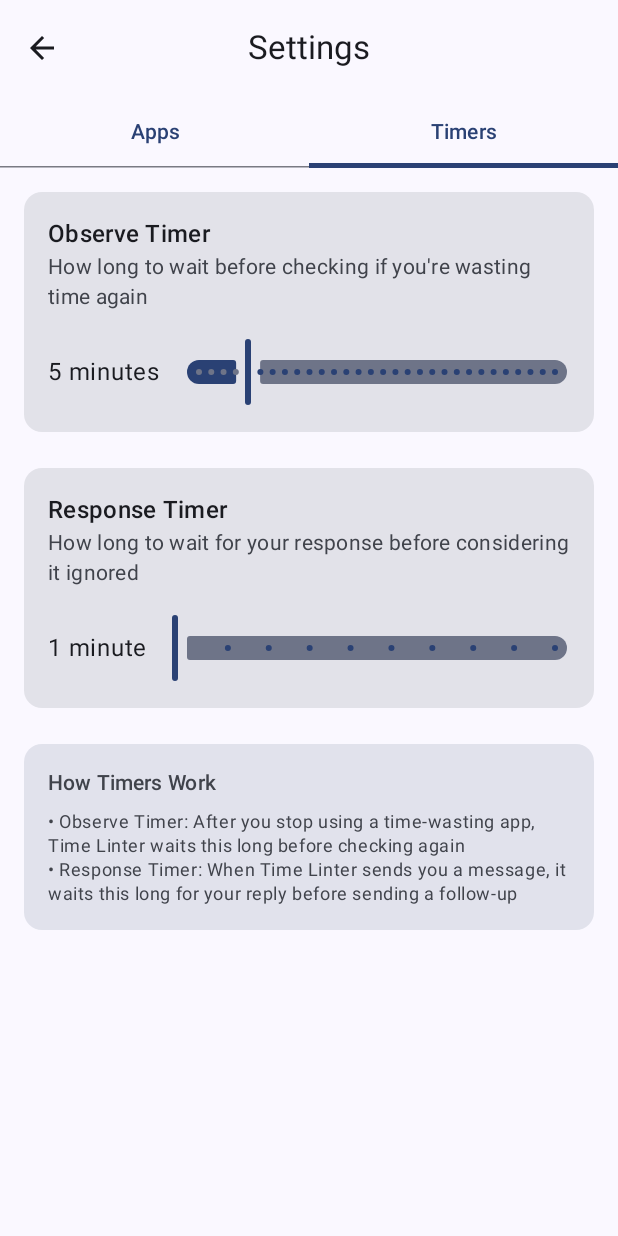
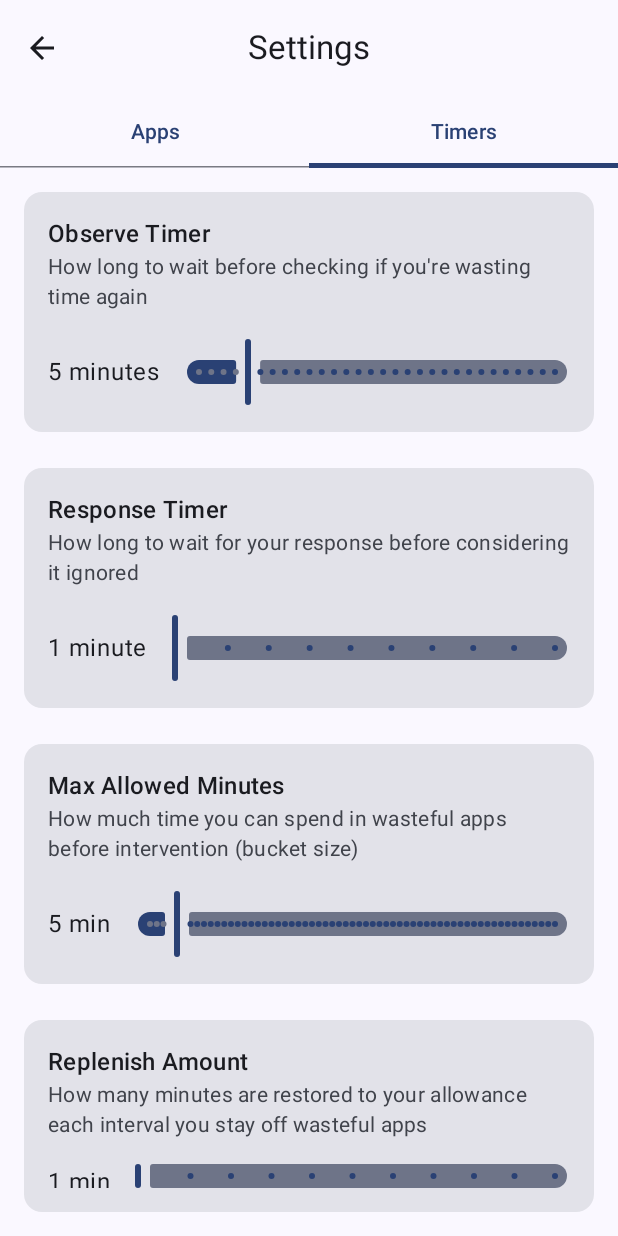
Before and after one commit to Fdondi/distraction-linter, an Android app built with Jetpack Compose: the composable SettingsScreen shown on its own in the app's theme, tab 2 chosen, on a phone screen of 412 x 824 dp. Run offline under Robolectric (Android 15) with nearby library versions, the phone set to English and light mode, and no system bars.

Commit message:
add more refined timer management

```diff
--- a/app/src/main/java/com/example/timelinter/SettingsManager.kt
+++ b/app/src/main/java/com/example/timelinter/SettingsManager.kt
@@ -11,6 +11,17 @@ object SettingsManager {
     // Default values
     private const val DEFAULT_OBSERVE_TIMER_MINUTES = 5
     private const val DEFAULT_RESPONSE_TIMER_MINUTES = 1
+
+    // Threshold bucket settings
+    private const val MAX_THRESHOLD_MINUTES_KEY = "max_threshold_minutes"
+    private const val REPLENISH_INTERVAL_MINUTES_KEY = "replenish_interval_minutes" // How often (in minutes) to replenish
+    private const val REPLENISH_AMOUNT_MINUTES_KEY = "replenish_amount_minutes"      // How many minutes to replenish each interval
+    private const val THRESHOLD_REMAINING_MS_KEY = "threshold_remaining_ms"           // Internal token bucket storage (ms)
+
+    // Defaults
+    private const val DEFAULT_MAX_THRESHOLD_MINUTES = 5
+    private const val DEFAULT_REPLENISH_INTERVAL_MINUTES = 10
+    private const val DEFAULT_REPLENISH_AMOUNT_MINUTES = 1
 
     private fun getPreferences(context: Context): SharedPreferences {
         return context.getSharedPreferences(PREF_NAME, Context.MODE_PRIVATE)
@@ -31,4 +42,40 @@ object SettingsManager {
     fun setResponseTimerMinutes(context: Context, minutes: Int) {
         getPreferences(context).edit().putInt(RESPONSE_TIMER_MINUTES_KEY, minutes).apply()
     }
+
+    /* =========================  Threshold Settings  ========================= */
+
+    fun getMaxThresholdMinutes(context: Context): Int {
+        return getPreferences(context).getInt(MAX_THRESHOLD_MINUTES_KEY, DEFAULT_MAX_THRESHOLD_MINUTES)
+    }
+
+    fun setMaxThresholdMinutes(context: Context, minutes: Int) {
+        getPreferences(context).edit().putInt(MAX_THRESHOLD_MINUTES_KEY, minutes).apply()
+    }
+
+    fun getReplenishIntervalMinutes(context: Context): Int {
+        return getPreferences(context).getInt(REPLENISH_INTERVAL_MINUTES_KEY, DEFAULT_REPLENISH_INTERVAL_MINUTES)
+    }
+
+    fun setReplenishIntervalMinutes(context: Context, minutes: Int) {
+        getPreferences(context).edit().putInt(REPLENISH_INTERVAL_MINUTES_KEY, minutes).apply()
+    }
+
+    fun getReplenishAmountMinutes(context: Context): Int {
+        return getPreferences(context).getInt(REPLENISH_AMOUNT_MINUTES_KEY, DEFAULT_REPLENISH_AMOUNT_MINUTES)
+    }
+
+    fun setReplenishAmountMinutes(context: Context, minutes: Int) {
+        getPreferences(context).edit().putInt(REPLENISH_AMOUNT_MINUTES_KEY, minutes).apply()
+    }
+
+    /* =========================  Threshold Remaining (persistence)  ========================= */
+
+    fun getThresholdRemainingMs(context: Context, defaultValue: Long): Long {
+        return getPreferences(context).getLong(THRESHOLD_REMAINING_MS_KEY, defaultValue)
+    }
+
+    fun setThresholdRemainingMs(context: Context, value: Long) {
+        getPreferences(context).edit().putLong(THRESHOLD_REMAINING_MS_KEY, value).apply()
+    }
 }
--- a/app/src/main/java/com/example/timelinter/SettingsScreen.kt
+++ b/app/src/main/java/com/example/timelinter/SettingsScreen.kt
@@ -309,6 +309,8 @@ fun SettingsScreen(
                                         onValueChange = {
                                             observeTimerMinutes = it.toInt()
                                             SettingsManager.setObserveTimerMinutes(context, observeTimerMinutes)
+                                            // Also update replenish interval to match observe timer
+                                            SettingsManager.setReplenishIntervalMinutes(context, observeTimerMinutes)
                                         },
                                         valueRange = 1f..30f,
                                         steps = 28,
@@ -355,6 +357,80 @@ fun SettingsScreen(
                             }
                         }
 
+                        // Max Threshold Minutes Setting
+                        Card(
+                            modifier = Modifier.fillMaxWidth()
+                        ) {
+                            Column(
+                                modifier = Modifier.padding(16.dp)
+                            ) {
+                                var maxThresholdMinutes by remember { mutableStateOf(SettingsManager.getMaxThresholdMinutes(context)) }
+                                Text(
+                                    text = "Max Allowed Minutes",
+                                    style = MaterialTheme.typography.titleMedium
+                                )
+                                Text(
+                                    text = "How much time you can spend in wasteful apps before intervention (bucket size)",
+                                    style = MaterialTheme.typography.bodyMedium,
+                                    color = MaterialTheme.colorScheme.onSurfaceVariant
+                                )
+                                Spacer(modifier = Modifier.height(16.dp))
+                                Row(
+                                    verticalAlignment = Alignment.CenterVertically,
+                                    horizontalArrangement = Arrangement.spacedBy(16.dp)
+                                ) {
+                                    Text("${maxThresholdMinutes} min")
+                                    Slider(
+                                        value = maxThresholdMinutes.toFloat(),
+                                        onValueChange = {
+                                            maxThresholdMinutes = it.toInt()
+                                            SettingsManager.setMaxThresholdMinutes(context, maxThresholdMinutes)
+                                        },
+                                        valueRange = 1f..60f,
+                                        steps = 59,
+                                        modifier = Modifier.weight(1f)
+                                    )
+                                }
+                            }
+                        }
+
+                        // Replenish Amount Minutes Setting
+                        Card(
+                            modifier = Modifier.fillMaxWidth()
+                        ) {
+                            Column(
+                                modifier = Modifier.padding(16.dp)
+                            ) {
+                                var replenishAmountMinutes by remember { mutableStateOf(SettingsManager.getReplenishAmountMinutes(context)) }
+                                Text(
+                                    text = "Replenish Amount",
+                                    style = MaterialTheme.typography.titleMedium
+                                )
+                                Text(
+                                    text = "How many minutes are restored to your allowance each interval you stay off wasteful apps",
+                                    style = MaterialTheme.typography.bodyMedium,
+                                    color = MaterialTheme.colorScheme.onSurfaceVariant
+                                )
+                                Spacer(modifier = Modifier.height(16.dp))
+                                Row(
+                                    verticalAlignment = Alignment.CenterVertically,
+                                    horizontalArrangement = Arrangement.spacedBy(16.dp)
+                                ) {
+                                    Text("${replenishAmountMinutes} min")
+                                    Slider(
+                                        value = replenishAmountMinutes.toFloat(),
+                                        onValueChange = {
+                                            replenishAmountMinutes = it.toInt()
+                                            SettingsManager.setReplenishAmountMinutes(context, replenishAmountMinutes)
+                                        },
+                                        valueRange = 1f..10f,
+                                        steps = 9,
+                                        modifier = Modifier.weight(1f)
+                                    )
+                                }
+                            }
+                        }
+
                         // Information Card
                         Card(
                             modifier = Modifier.fillMaxWidth(),
@@ -371,8 +447,10 @@ fun SettingsScreen(
                                 )
                                 Spacer(modifier = Modifier.height(8.dp))
                                 Text(
-                                    text = "• Observe Timer: After you stop using a time-wasting app, Time Linter waits this long before checking again\n" +
-                                          "• Response Timer: When Time Linter sends you a message, it waits this long for your reply before sending a follow-up",
+                                    text = "• Observe Timer: After you stop using a time-wasting app, Time Linter waits this long before checking again (also used as the replenish interval)\n" +
+                                          "• Response Timer: When Time Linter sends you a message, it waits this long for your reply before sending a follow-up\n" +
+                                          "• Max Allowed Minutes: The total time you can spend in wasteful apps before intervention (bucket size)\n" +
+                                          "• Replenish Amount: How much time is restored to your allowance each interval you stay off wasteful apps (interval = Observe Timer)",
                                     style = MaterialTheme.typography.bodySmall,
                                     color = MaterialTheme.colorScheme.onSurfaceVariant
                                 )
--- a/gradle/libs.versions.toml
+++ b/gradle/libs.versions.toml
@@ -30,6 +30,8 @@ androidx-material3 = { group = "androidx.compose.material3", name = "material3"
 androidx-security-crypto = { group = "androidx.security", name = "security-crypto", version.ref = "securityCrypto" }
 google-ai-client-generativeai = { group = "com.google.ai.client.generativeai", name = "generativeai", version.ref = "generativeai" }
 kotlinx-coroutines-android = { group = "org.jetbrains.kotlinx", name = "kotlinx-coroutines-android", version.ref = "kotlinxCoroutines" }
+androidx-navigation-compose = { group = "androidx.navigation", name = "navigation-compose", version = "2.7.7" }
+androidx-material-icons-extended = { group = "androidx.compose.material", name = "material-icons-extended", version = "1.6.7" }
 
 [plugins]
 android-application = { id = "com.android.application", version.ref = "agp" }
```
Also changed, not shown: app/build.gradle.kts (+8 -8 lines), app/src/main/java/com/example/timelinter/AppUsageMonitorService.kt (+65 -1 lines), 1 other file.
